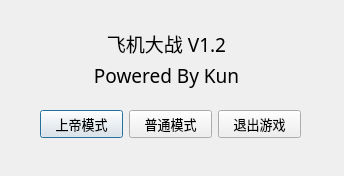
First picture: the form in logindlg.ui, repository kun368/PlaneWar, before the edit.
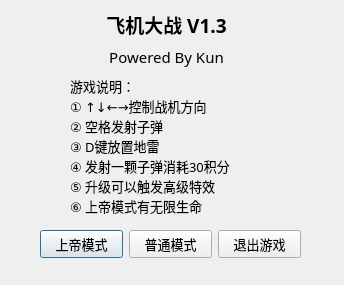
Second picture: the form after the edit.

Commit message: 增加游戏说明，可以放置地雷

Diff of the .ui file:
```diff
--- a/logindlg.ui
+++ b/logindlg.ui
@@ -7,7 +7,7 @@
     <x>0</x>
     <y>0</y>
     <width>344</width>
-    <height>176</height>
+    <height>285</height>
    </rect>
   </property>
   <property name="font">
@@ -23,9 +23,9 @@
    <property name="geometry">
     <rect>
      <x>80</x>
-     <y>30</y>
+     <y>10</y>
      <width>173</width>
-     <height>58</height>
+     <height>59</height>
     </rect>
    </property>
    <layout class="QVBoxLayout" name="verticalLayout">
@@ -34,10 +34,12 @@
       <property name="font">
        <font>
         <pointsize>14</pointsize>
+        <weight>75</weight>
+        <bold>true</bold>
        </font>
       </property>
       <property name="text">
-       <string>飞机大战 V1.2</string>
+       <string>飞机大战 V1.3</string>
       </property>
       <property name="alignment">
        <set>Qt::AlignCenter</set>
@@ -48,7 +50,7 @@
      <widget class="QLabel" name="label_2">
       <property name="font">
        <font>
-        <pointsize>14</pointsize>
+        <pointsize>11</pointsize>
        </font>
       </property>
       <property name="text">
@@ -65,7 +67,7 @@
    <property name="geometry">
     <rect>
      <x>40</x>
-     <y>110</y>
+     <y>230</y>
      <width>261</width>
      <height>29</height>
     </rect>
@@ -94,6 +96,28 @@
     </item>
    </layout>
   </widget>
+  <widget class="QLabel" name="label_3">
+   <property name="geometry">
+    <rect>
+     <x>70</x>
+     <y>70</y>
+     <width>211</width>
+     <height>151</height>
+    </rect>
+   </property>
+   <property name="text">
+    <string>游戏说明：
+① ↑↓←→控制战机方向
+② 空格发射子弹
+③ D键放置地雷
+④ 发射一颗子弹消耗30积分
+⑤ 升级可以触发高级特效
+⑥ 上帝模式有无限生命</string>
+   </property>
+   <property name="wordWrap">
+    <bool>true</bool>
+   </property>
+  </widget>
  </widget>
  <resources/>
  <connections/>
```
The commit also changes 6 other files.
